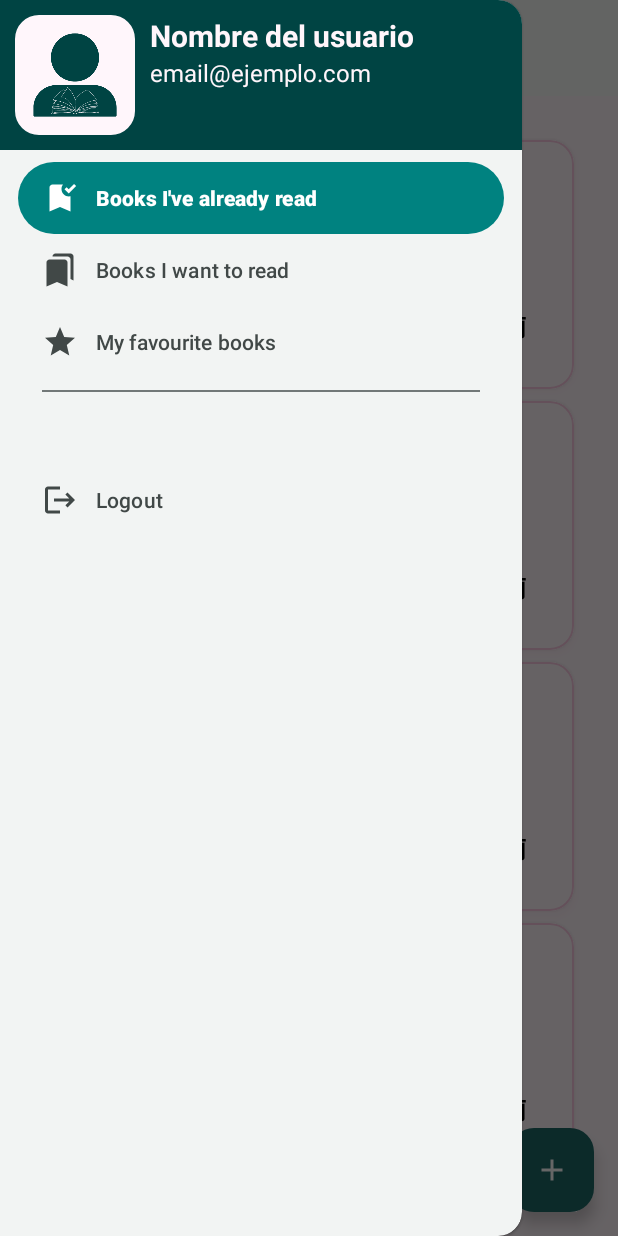
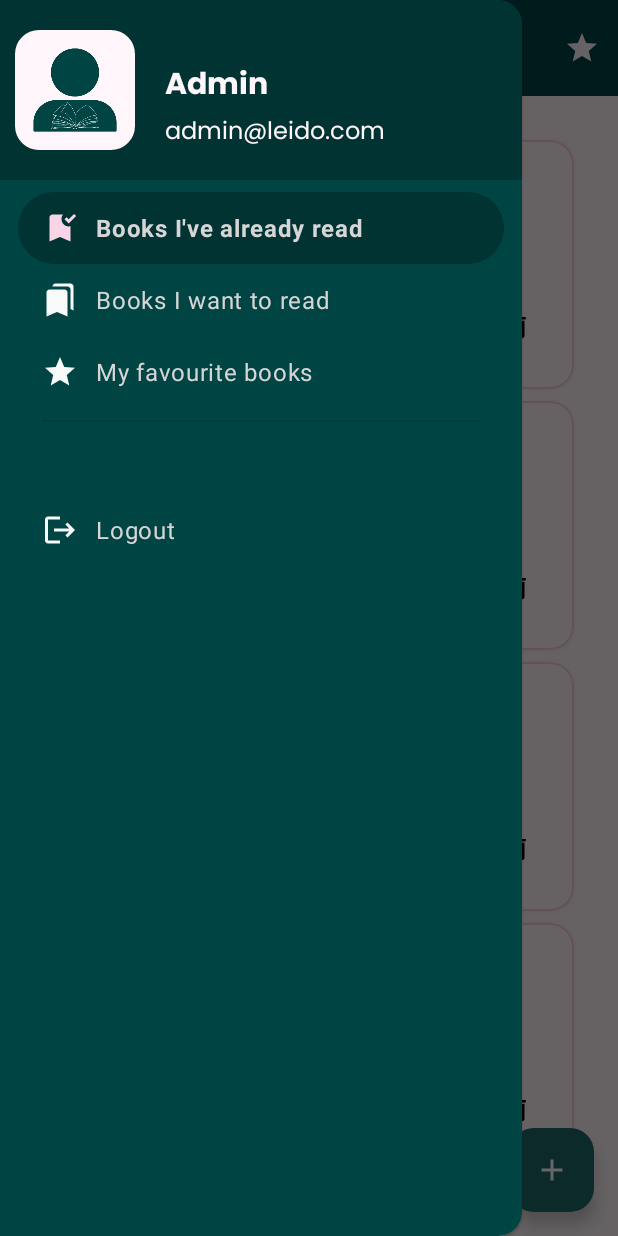
Before and after one commit to anazeuqzav/Proyecto_Leido, an Android app built with Jetpack Compose: the MainActivity screen opened directly, with no data from a screen before it, with the side drawer open, on a phone screen of 412 x 824 dp. Run offline under Robolectric (Android 15) with nearby library versions, the phone set to English and light mode, and no system bars; our stand-ins replace navigation-ui; pictures from the network do not load.

Commit message:
Navigation Drawer

```diff
--- a/app/build.gradle.kts
+++ b/app/build.gradle.kts
@@ -78,4 +78,5 @@ dependencies {
     debugImplementation(libs.androidx.ui.test.manifest)
     implementation(libs.glide)
     annotationProcessor(libs.compiler)
+    implementation(kotlin("script-runtime"))
 }
--- a/app/src/main/java/com/pmm/proyecto_leido/MainActivity.kt
+++ b/app/src/main/java/com/pmm/proyecto_leido/MainActivity.kt
@@ -6,6 +6,7 @@ import android.view.MenuItem
 import android.widget.Button
 import android.widget.TextView
 import androidx.appcompat.app.AppCompatActivity
+import androidx.core.content.ContextCompat
 import androidx.navigation.NavController
 import androidx.navigation.fragment.NavHostFragment
 import androidx.navigation.ui.AppBarConfiguration
@@ -30,6 +31,7 @@ class MainActivity : AppCompatActivity() {
     lateinit var controller: Controller
 
 
+
     override fun onCreate(savedInstanceState: Bundle?) {
         super.onCreate(savedInstanceState)
 
@@ -38,44 +40,43 @@ class MainActivity : AppCompatActivity() {
         setContentView(binding.root)
 
         // Inicializar el controlador y configurarlo
-        // Llamamos al método init() que configura RecyclerView y el controlador
         controller = Controller(context = this)
 
         // Configurar Toolbar y Navigation Drawer
         setupNavigationDrawer()
 
-        // Configurar elementos adicionales si es necesario
-        setupFloatingActionButton()
-
         // Configurar el botón flotante para agregar un libro
         binding.appBarLayoutDrawer.fabAdd.setOnClickListener {
-            // Abrir un fragmento o diálogo para capturar los datos del nuevo libro
             openAddBookDialog()
         }
     }
 
 
+    private fun setupNavigationDrawer() {
 
-    private fun setupNavigationDrawer() {
         // Obtener NavHostFragment y NavController
-        val navHostFragment =
-            supportFragmentManager.findFragmentById(R.id.fragmentContainerView) as NavHostFragment
+        val navHostFragment = supportFragmentManager.findFragmentById(R.id.fragmentContainerView) as NavHostFragment
         navController = navHostFragment.navController
+        val toolbar = binding.appBarLayoutDrawer.toolbar
+        toolbar.navigationIcon?.setTint(ContextCompat.getColor(this, R.color.md_theme_onPrimary))
+
 
         // Configurar destinos principales (top-level destinations)
         appBarConfiguration = AppBarConfiguration(
             setOf(R.id.fragmentBooksRead, R.id.fragmentBooksToRead, R.id.fragmentFavouritesBooks),
             binding.drawerLayout
         )
+        setSupportActionBar(toolbar)
+
 
         // Vincular Toolbar con NavController
-        setSupportActionBar(binding.appBarLayoutDrawer.toolbar)
         setupActionBarWithNavController(navController, appBarConfiguration)
 
         // Vincular NavigationView con NavController
         binding.navigationView.setupWithNavController(navController)
     }
 
+    /*
     private fun setupFloatingActionButton() {
         binding.appBarLayoutDrawer.fabAdd.setOnClickListener {
             val currentFragment =
@@ -87,17 +88,17 @@ class MainActivity : AppCompatActivity() {
                 dialog.show(supportFragmentManager, "DialogNewBook")
             }
         }
-    }
+    }*/
 
     override fun onSupportNavigateUp(): Boolean {
         return navController.navigateUp(appBarConfiguration) || super.onSupportNavigateUp()
     }
 
-    /*
+
     override fun onCreateOptionsMenu(menu: Menu): Boolean {
         menuInflater.inflate(R.menu.toolbar_op, menu)
         return true
-    }*/
+    }
 
     override fun onOptionsItemSelected(item: MenuItem): Boolean {
         return when (item.itemId) {
--- a/app/src/main/res/layout/activity_main.xml
+++ b/app/src/main/res/layout/activity_main.xml
@@ -22,7 +22,10 @@
         android:layout_width="wrap_content"
         android:layout_height="match_parent"
         android:layout_gravity="start"
+        app:itemTextColor="@color/selector_drawer_item_text_appearance"
+        app:itemTextAppearance="@style/DrawerItemTextNormal"
         app:menu="@menu/nav_menu_extend"
+        android:theme="@style/AppTheme"
         app:headerLayout="@layout/nav_header_main"
         android:fitsSystemWindows="true" />
 
--- a/app/src/main/res/layout/app_bar_main.xml
+++ b/app/src/main/res/layout/app_bar_main.xml
@@ -10,15 +10,19 @@
         android:id="@+id/appBarMain"
         android:layout_width="match_parent"
         android:layout_height="wrap_content"
-        android:theme="@style/AppTheme"
+        android:textColor="#FF5722"
         >
 
         <androidx.appcompat.widget.Toolbar
             android:id="@+id/toolbar"
             android:layout_width="match_parent"
             android:layout_height="?attr/actionBarSize"
+            android:background="?attr/colorPrimary"
+            app:titleTextColor="?attr/colorOnPrimary"
+            app:menu="@menu/toolbar_op"
+            android:theme="@style/ToolbarTheme"
             app:popupTheme="@style/AppTheme"
-             />
+            />
     </com.google.android.material.appbar.AppBarLayout>
 
     <!-- Contenido Principal -->
@@ -28,6 +32,7 @@
         android:layout_width="match_parent"
         android:layout_height="match_parent"
         app:layout_behavior="com.google.android.material.appbar.AppBarLayout$ScrollingViewBehavior" />
+
     <!-- Botón flotante -->
     <com.google.android.material.floatingactionbutton.FloatingActionButton
         android:id="@+id/fab_add"
--- a/app/src/main/res/layout/fragment_books_to_read.xml
+++ b/app/src/main/res/layout/fragment_books_to_read.xml
@@ -9,6 +9,11 @@
     <TextView
         android:layout_width="match_parent"
         android:layout_height="match_parent"
-        android:text="@string/hello_blank_fragment" />
+        android:fontFamily="@font/poppins_regular"
+        android:textSize="25sp"
+        android:textColor="@color/md_theme_primary"
+        android:textAlignment="center"
+        android:gravity="center"
+        android:text="Aquí se mostrará la lista de libros por leer" />
 
 </FrameLayout>
--- a/app/src/main/res/layout/fragment_favourite_books.xml
+++ b/app/src/main/res/layout/fragment_favourite_books.xml
@@ -9,6 +9,12 @@
     <TextView
         android:layout_width="match_parent"
         android:layout_height="match_parent"
-        android:text="@string/hello_blank_fragment" />
+        android:fontFamily="@font/poppins_regular"
+        android:textSize="25sp"
+        android:textColor="@color/md_theme_primary"
+        android:textAlignment="center"
+        android:gravity="center"
+        android:text="Aquí se mostrará la lista de libros favoritos" />
+    />
 
 </FrameLayout>
--- a/app/src/main/res/layout/nav_header_main.xml
+++ b/app/src/main/res/layout/nav_header_main.xml
@@ -3,8 +3,8 @@
     xmlns:android="http://schemas.android.com/apk/res/android"
     xmlns:app="http://schemas.android.com/apk/res-auto"
     android:layout_width="match_parent"
-    android:layout_height="100dp"
-    android:background="@color/md_theme_primary"
+    android:layout_height="120dp"
+    android:background="@color/md_theme_primaryFixedDim_highContrast"
     >
 
     <com.google.android.material.imageview.ShapeableImageView
@@ -19,25 +19,28 @@
         app:srcCompat="@drawable/icono_usuario" />
 
     <TextView
-        android:layout_marginStart="10dp"
+        android:layout_marginStart="20dp"
         android:textColor="@color/md_theme_backgroundPink"
         android:id="@+id/user_name"
+        android:layout_marginTop="30px"
+        android:fontFamily="@font/poppins_bold"
         android:layout_width="wrap_content"
         android:layout_height="wrap_content"
         app:layout_constraintStart_toEndOf="@id/user_image"
         app:layout_constraintTop_toTopOf="@id/user_image"
-        android:text="Nombre del usuario"
+        android:text="Admin"
         android:textStyle="bold"
         android:textSize="20sp" />
 
     <TextView
-        android:layout_marginStart="10dp"
+        android:layout_marginStart="20dp"
+        android:fontFamily="@font/poppins_regular"
         android:textColor="@color/md_theme_backgroundPink"
         android:id="@+id/user_email"
         android:layout_width="wrap_content"
         android:layout_height="wrap_content"
         app:layout_constraintStart_toEndOf="@id/user_image"
         app:layout_constraintTop_toBottomOf="@id/user_name"
-        android:text="email@ejemplo.com"
+        android:text="admin@leido.com"
         android:textSize="16sp" />
 </androidx.constraintlayout.widget.ConstraintLayout>
--- a/app/src/main/res/menu/nav_menu_extend.xml
+++ b/app/src/main/res/menu/nav_menu_extend.xml
@@ -1,7 +1,7 @@
 <?xml version="1.0" encoding="utf-8"?>
 <menu xmlns:android="http://schemas.android.com/apk/res/android"
     xmlns:tools="http://schemas.android.com/tools"
-    tools:showIn = "navigation_view">
+    tools:showIn ="navigation_view">
 
     <group android:checkableBehavior="single">
         <item android:title="Books I've already read"
--- /dev/null
+++ b/app/src/main/res/menu/toolbar_op.xml
@@ -0,0 +1,23 @@
+<?xml version="1.0" encoding="utf-8"?>
+<menu xmlns:android="http://schemas.android.com/apk/res/android"
+    xmlns:app="http://schemas.android.com/apk/res-auto"
+    android:id="@+id/toolbar">
+    <item
+        android:id="@+id/fragmentBooksRead"
+        android:icon="@drawable/baseline_bookmark_24"
+        android:title="Books I've already read"
+        app:showAsAction="ifRoom" />
+
+    <item
+        android:id="@+id/fragmentBooksToRead"
+        android:icon="@drawable/baseline_bookmark_border_24"
+        android:title="Books I want to read"
+        app:showAsAction="ifRoom" />
+
+    <item
+        android:id="@+id/fragmentFavouritesBooks"
+        android:icon="@drawable/baseline_star_24"
+        android:title="Favorites Books"
+        app:showAsAction="ifRoom" />
+
+</menu>
--- a/app/src/main/res/navigation/nav_graph.xml
+++ b/app/src/main/res/navigation/nav_graph.xml
@@ -8,16 +8,16 @@
     <fragment
         android:id="@+id/fragmentBooksRead"
         android:name="com.pmm.proyecto_leido.fragments.FragmentBooksRead"
-        android:label="fragment_books_read"
+        android:label="Books I've already read"
         tools:layout="@layout/fragment_books_read" />
     <fragment
         android:id="@+id/fragmentBooksToRead"
         android:name="com.pmm.proyecto_leido.fragments.FragmentBooksToRead"
-        android:label="fragment_books_to_read"
+        android:label="Books I want to read"
         tools:layout="@layout/fragment_books_to_read" />
     <fragment
         android:id="@+id/fragmentFavouritesBooks"
         android:name="com.pmm.proyecto_leido.fragments.FragmentFavouriteBooks"
-        android:label="fragment_favourite_books"
+        android:label="Favorite Books"
         tools:layout="@layout/fragment_favourite_books" />
 </navigation>
--- a/app/src/main/res/values/styles.xml
+++ b/app/src/main/res/values/styles.xml
@@ -10,4 +10,27 @@
         <item name="cornerFamily">rounded</item>
         <item name="cornerSize">20%</item> <!-- Esto crea un círculo -->
     </style>
+
+    <!--Estilo para el texto de navigation drawer-->
+    <style name="DrawerItemTextNormal" parent="TextAppearance.MaterialComponents.Body1">
+        <item name="android:fontFamily">@font/poppins_regular</item>
+    </style>
+
+    <style name="DrawerItemTextSelected" parent="TextAppearance.MaterialComponents.Body1">
+        <item name="android:fontFamily">@font/poppins_bold</item>
+    </style>
+
+    <!--Estilo para la letra de la app bar-->
+    <style name="ToolbarTheme" parent="ThemeOverlay.AppCompat.Light">
+        <item name="android:fontFamily">@font/poppins_bold</item>
+        <item name="android:textSize">15sp</item>
+    </style>
+
+    <!--Estilo para cambiar la hamburgesa-->
+    <style name="DrawerArrowStyle" parent="@style/Widget.AppCompat.DrawerArrowToggle">
+        <item name="spinBars">true</item>
+        <item name="color">@color/md_theme_buttonPink</item>
+    </style>
+
+
 </resources>
--- a/app/src/main/res/values/themes.xml
+++ b/app/src/main/res/values/themes.xml
@@ -2,12 +2,14 @@
     <style name="AppTheme" parent="Theme.Material3.Light.NoActionBar">
         <item name="colorPrimary">@color/md_theme_primary</item>
         <item name="colorOnPrimary">@color/md_theme_onPrimary</item>
+
         <item name="colorPrimaryContainer">@color/md_theme_primaryContainer</item>
         <item name="colorOnPrimaryContainer">@color/md_theme_onPrimaryContainer</item>
         <item name="colorSecondary">@color/md_theme_secondary</item>
         <item name="colorOnSecondary">@color/md_theme_onSecondary</item>
-        <item name="colorSecondaryContainer">@color/md_theme_secondaryContainer</item>
-        <item name="colorOnSecondaryContainer">@color/md_theme_onSecondaryContainer</item>
+        <!--Color de la opcion seleccionada del menu-->
+        <item name="colorSecondaryContainer">@color/md_theme_primaryFixedDim_highContrast</item>
+        <item name="colorOnSecondaryContainer">@color/md_theme_tertiaryContainer</item>
         <item name="colorTertiary">@color/md_theme_tertiary</item>
         <item name="colorOnTertiary">@color/md_theme_onTertiary</item>
         <item name="colorTertiaryContainer">@color/md_theme_tertiaryContainer</item>
@@ -21,7 +23,8 @@
         <item name="colorSurface">@color/md_theme_surface</item>
         <item name="colorOnSurface">@color/md_theme_onSurface</item>
         <item name="colorSurfaceVariant">@color/md_theme_surfaceVariant</item>
-        <item name="colorOnSurfaceVariant">@color/md_theme_onSurfaceVariant</item>
+        <!-- Este es el color de la letra del menu extendido por defecto-->
+        <item name="colorOnSurfaceVariant">@color/md_theme_surface_mediumContrast</item>
         <item name="colorOutline">@color/md_theme_outline</item>
         <item name="colorOutlineVariant">@color/md_theme_outlineVariant</item>
         <item name="colorSurfaceInverse">@color/md_theme_inverseSurface</item>
@@ -42,10 +45,12 @@
         <item name="colorSurfaceDim">@color/md_theme_surfaceDim</item>
         <item name="colorSurfaceBright">@color/md_theme_surfaceBright</item>
         <item name="colorSurfaceContainerLowest">@color/md_theme_surfaceContainerLowest</item>
-        <item name="colorSurfaceContainerLow">@color/md_theme_surfaceContainerLow</item>
+       <!--Este es el color de la parte de abajo del menú-->
+        <item name="colorSurfaceContainerLow">@color/md_theme_primary</item>
         <item name="colorSurfaceContainer">@color/md_theme_surfaceContainer</item>
         <item name="colorSurfaceContainerHigh">@color/md_theme_surfaceContainerHigh</item>
         <item name="colorSurfaceContainerHighest">@color/md_theme_surfaceContainerHighest</item>
+        <item name="drawerArrowStyle">@style/DrawerArrowStyle</item>
+    </style>
 
-    </style>
 </resources>
```
Also changed, not shown: build.gradle.kts (line endings or trailing spaces).
